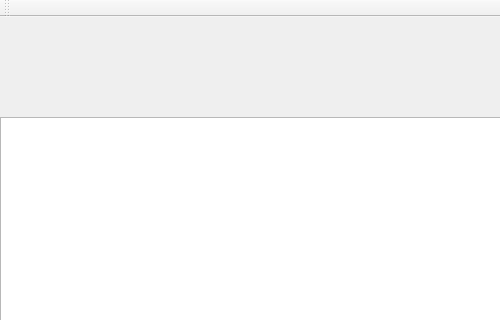
First picture: the form in pvz/mainwindow.ui, repository DokmeSevomAzBala/Game, before the edit; both pictures show x 0 to 500 and y 0 to 320 of the 500 by 700 pixel window.
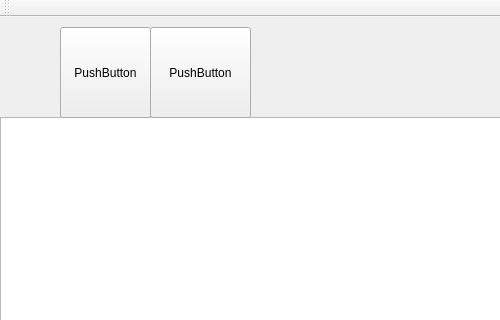
Second picture: the form after the edit.

```diff
--- a/pvz/mainwindow.ui
+++ b/pvz/mainwindow.ui
@@ -24,6 +24,32 @@
      </rect>
     </property>
    </widget>
+   <widget class="QPushButton" name="SunflowerButton">
+    <property name="geometry">
+     <rect>
+      <x>60</x>
+      <y>10</y>
+      <width>91</width>
+      <height>91</height>
+     </rect>
+    </property>
+    <property name="text">
+     <string>PushButton</string>
+    </property>
+   </widget>
+   <widget class="QPushButton" name="PeashooterButton">
+    <property name="geometry">
+     <rect>
+      <x>150</x>
+      <y>10</y>
+      <width>101</width>
+      <height>91</height>
+     </rect>
+    </property>
+    <property name="text">
+     <string>PushButton</string>
+    </property>
+   </widget>
   </widget>
   <widget class="QMenuBar" name="menuBar">
    <property name="geometry">
```
